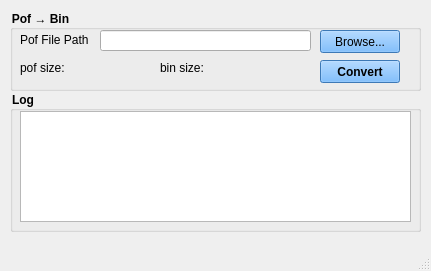
This is mainwindow.ui in angiean7/bin_file_splitting_tool as Qt 5 draws it before an edit. The edited form follows.
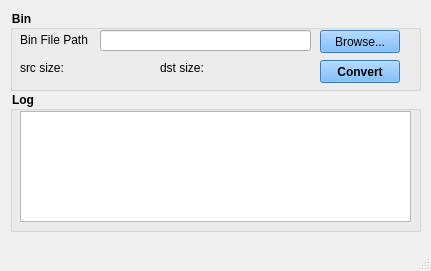
This is the edited form.

```diff
--- a/mainwindow.ui
+++ b/mainwindow.ui
@@ -84,7 +84,7 @@
 }</string>
     </property>
     <property name="title">
-     <string>Pof → Bin</string>
+     <string>Bin</string>
     </property>
     <widget class="QLabel" name="label_PofAddr">
      <property name="geometry">
@@ -106,7 +106,7 @@
 font-size:12px;</string>
      </property>
      <property name="text">
-      <string>Pof File Path</string>
+      <string>Bin File Path</string>
      </property>
     </widget>
     <widget class="QPushButton" name="pushButton_PofFileConvert">
@@ -198,7 +198,7 @@
 font-size:12px;</string>
      </property>
      <property name="text">
-      <string>pof size:</string>
+      <string>src size:</string>
      </property>
     </widget>
     <widget class="QLabel" name="PofSize">
@@ -244,7 +244,7 @@
 font-size:12px;</string>
      </property>
      <property name="text">
-      <string>bin size:</string>
+      <string>dst size:</string>
      </property>
     </widget>
     <widget class="QLabel" name="BinSize">
```
Left out of the diff: 2 changed lines with no effect on the pictures.
